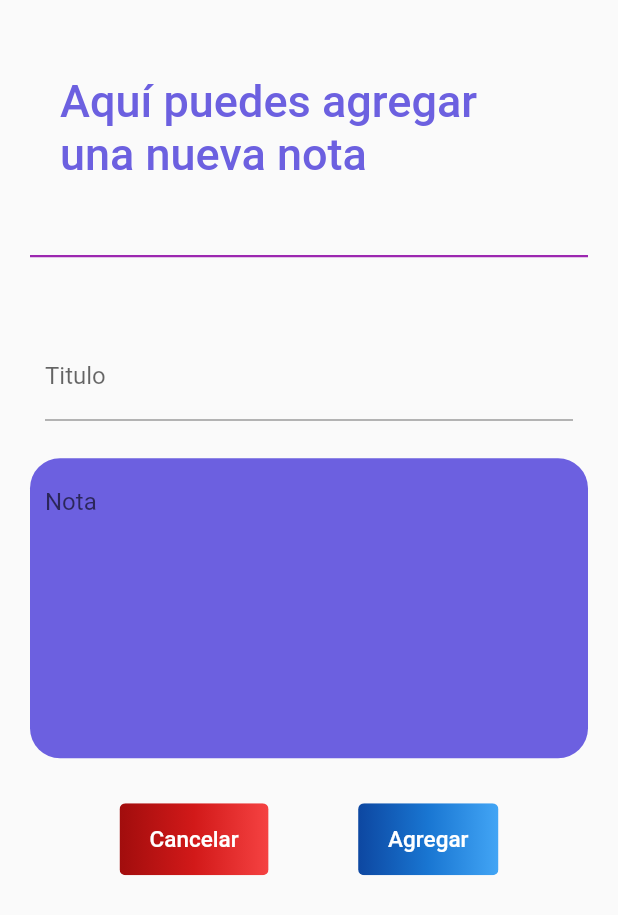
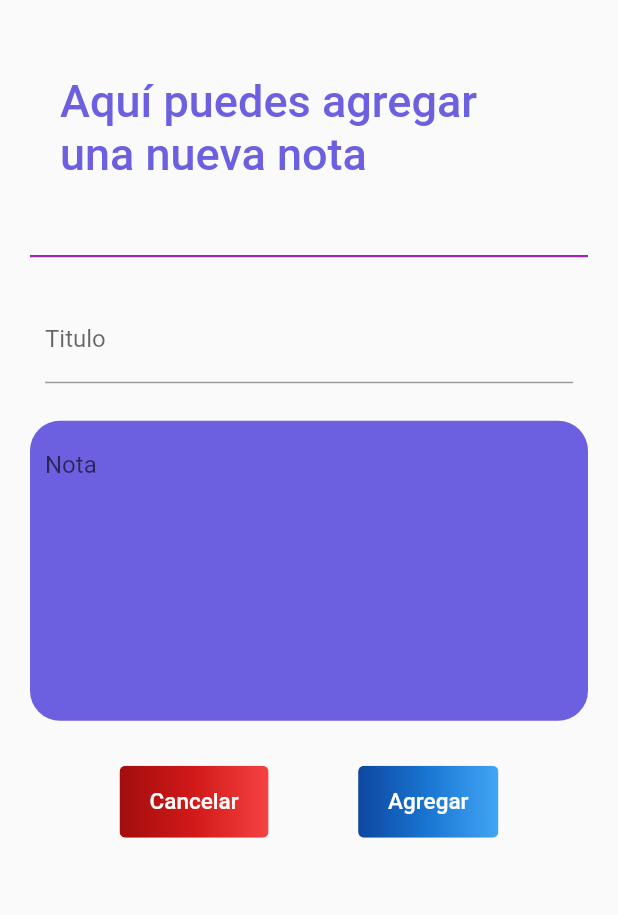
Before and after one commit to Lio10jr/glishNote, a Flutter app: the add_note_page screen opened directly, on a phone screen of 412 x 824 dp. Shown: the top 915 px of the screen. Run offline on Flutter 3.47's test engine with Material 2 defaults, Android fonts, the phone set to English and light mode, and no system bars; our stand-ins replace email_validator, firebase_auth, firebase_core, firebase_database, firebase_storage, flutter_speed_dial and 7 more; missing offline and left inert: flutter_facebook_auth, google_ml_kit, list_tile_switch, translator; accounts and stored records are empty; network calls fail; Roboto replaces fonts that are missing (Ubuntu).

Commit message:
Correcciones de texformfield y teclado

```diff
--- a/lib/pages/add_note_page.dart
+++ b/lib/pages/add_note_page.dart
@@ -29,9 +29,9 @@ class _add_note_pageState extends State<add_note_page> {
           preferredSize: Size.fromHeight(300.0),
           child: titulo(tema: "Aquí puedes agregar una nueva nota"),
         ),
-        body: Container(
-          width: Size.infinite.width,
-          height: Size.infinite.height,
+        body: SingleChildScrollView(
+          physics: const ScrollPhysics(),
+          child: Container(
             margin: const EdgeInsets.symmetric(horizontal: 20),
               decoration: const BoxDecoration(
                 border: Border(
@@ -45,10 +45,9 @@ class _add_note_pageState extends State<add_note_page> {
               key: _formularioKey,
               child: Column(
                 children: [
-                Flexible(
-                  child: Container(
+                  Container(
                     padding: const EdgeInsets.only(left: 10, right: 10),
-                    margin: const EdgeInsets.only(top: 50),
+                    margin: const EdgeInsets.only(top: 25),
                     child: TextFormField(
                       controller: textTemaControlador,
                       decoration: const InputDecoration(
@@ -66,12 +65,10 @@ class _add_note_pageState extends State<add_note_page> {
                       textCapitalization: TextCapitalization.sentences,
                     ),
                   ),
-                ),
                   const SizedBox(
                     height: 25,
                   ),
-                Flexible(
-                  child: Container(
+                  Container(
                     height: 200,
                     padding: const EdgeInsets.only(left: 10, right: 10),
                     decoration: BoxDecoration(
@@ -95,7 +92,6 @@ class _add_note_pageState extends State<add_note_page> {
                       },
                       keyboardType: TextInputType.multiline,
                       textCapitalization: TextCapitalization.sentences,
-                    ),
                     ),
                   ),
                   Row(
@@ -204,6 +200,7 @@ class _add_note_pageState extends State<add_note_page> {
             ),
           ),
         ),
+      ),
     );
   }
 }
--- a/pubspec.yaml
+++ b/pubspec.yaml
@@ -69,8 +69,8 @@ dependencies:
   #Dependencia para leer archivo de excel
   #excel: ^1.1.5
 dev_dependencies:
-  flutter_test:
-    sdk: flutter
+  # flutter_test:
+  #   sdk: flutter
 
   # The "flutter_lints" package below contains a set of recommended lints to
   # encourage good coding practices. The lint set provided by the package is
```
Also changed, not shown: lib/pages/add_vocabulario_page.dart (+7 -12 lines), lib/pages/edit_note_page.dart (+7 -10 lines), lib/pages/edit_vocabulario_page.dart (+8 -12 lines), lib/pages/login.dart (+17 -5 lines), pubspec.lock, 5 other files. Lines whose indentation alone changed are shown as unchanged.
